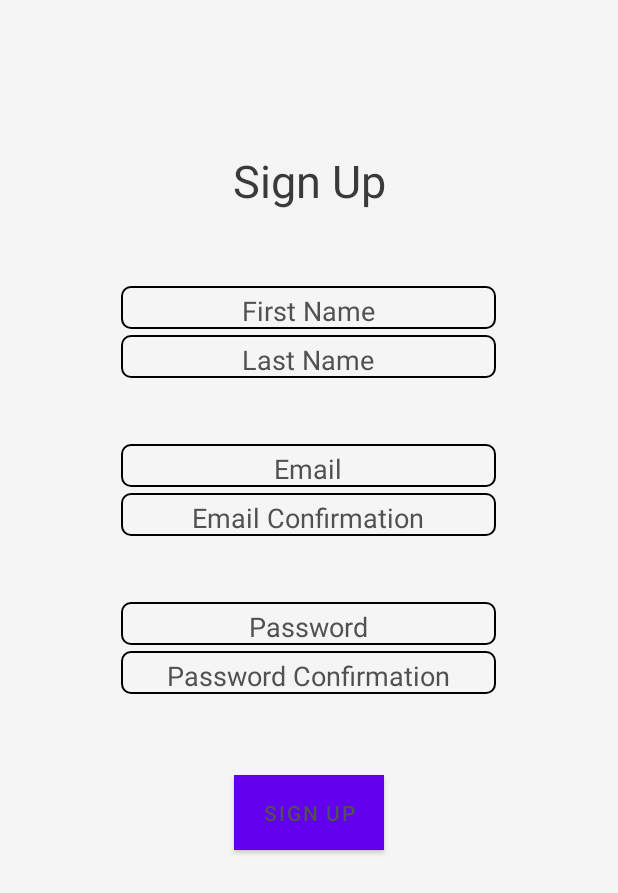
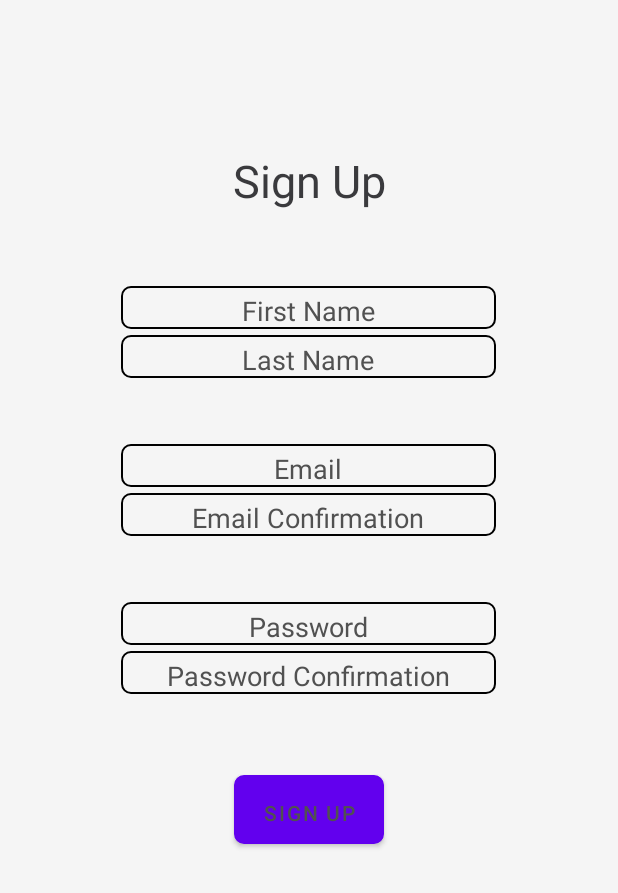
Before and after one commit to TheRealTimo/CarAuctionApp, an Android app: the layout sign_up_form.xml on its own in the app's theme, with its tools: preview values and no code run, on a phone screen of 412 x 824 dp. Shown: the top 893 px of the screen. Run offline under Robolectric (Android 15) with nearby library versions, the phone set to English and light mode, and no system bars.

Commit message:
CAR-14: Refactor drawables names

```diff
--- /dev/null
+++ b/CarAuctionApp/app/src/main/res/drawable/button_border_rounded_corners.xml
@@ -0,0 +1,11 @@
+<?xml version="1.0" encoding="utf-8"?>
+<inset xmlns:android="http://schemas.android.com/apk/res/android"
+    android:insetBottom="4dp">
+
+    <shape android:shape="rectangle">
+        <solid android:color="#00e8b6" />
+        <stroke android:width="1dp" android:color="#000000" />
+        <corners android:radius="6dp" />
+    </shape>
+
+</inset>
--- a/CarAuctionApp/app/src/main/res/layout/sign_up_form.xml
+++ b/CarAuctionApp/app/src/main/res/layout/sign_up_form.xml
@@ -25,7 +25,7 @@
         android:layout_centerHorizontal="true"
         android:layout_below="@id/signUpTitle"
         android:gravity="center"
-        android:background="@drawable/rectangleBorderWithRoundedCorners"
+        android:background="@drawable/input_field_rectangle_border_rounded_corners"
         android:padding="4dp"
         android:hint="First Name"
         android:autofillHints="name"
@@ -40,7 +40,7 @@
         android:layout_centerHorizontal="true"
         android:layout_below="@id/signUpFirstName"
         android:gravity="center"
-        android:background="@drawable/rectangleBorderWithRoundedCorners"
+        android:background="@drawable/input_field_rectangle_border_rounded_corners"
         android:padding="4dp"
         android:hint="Last Name"
         android:autofillHints="name"
@@ -56,7 +56,7 @@
         android:layout_centerHorizontal="true"
         android:layout_below="@id/signUpLastName"
         android:gravity="center"
-        android:background="@drawable/rectangleBorderWithRoundedCorners"
+        android:background="@drawable/input_field_rectangle_border_rounded_corners"
         android:padding="4dp"
         android:hint="Email"
         android:autofillHints="emailAddress"
@@ -71,7 +71,7 @@
         android:layout_centerHorizontal="true"
         android:layout_below="@id/signUpEmail"
         android:gravity="center"
-        android:background="@drawable/rectangleBorderWithRoundedCorners"
+        android:background="@drawable/input_field_rectangle_border_rounded_corners"
         android:padding="4dp"
         android:hint="Email Confirmation"
         android:autofillHints="emailAddress"
@@ -87,7 +87,7 @@
         android:layout_centerHorizontal="true"
         android:layout_below="@id/signUpEmailConfirmation"
         android:gravity="center"
-        android:background="@drawable/rectangleBorderWithRoundedCorners"
+        android:background="@drawable/input_field_rectangle_border_rounded_corners"
         android:padding="4dp"
         android:hint="Password"
         android:autofillHints="password"
@@ -102,7 +102,7 @@
         android:layout_centerHorizontal="true"
         android:layout_below="@id/signUpPassword"
         android:gravity="center"
-        android:background="@drawable/rectangleBorderWithRoundedCorners"
+        android:background="@drawable/input_field_rectangle_border_rounded_corners"
         android:padding="4dp"
         android:autofillHints="password"
         android:hint="Password Confirmation"
@@ -116,7 +116,8 @@
         android:layout_marginTop="50dp"
         android:layout_centerHorizontal="true"
         android:layout_below="@id/signUpPasswordConfirmation"
-        android:background="#00e8b6"
+        android:gravity="center"
+        android:background="@drawable/button_border_rounded_corners"
         android:text="Sign Up"
         android:textColor="#515151"/>
 
```
Also changed, not shown: CarAuctionApp/app/src/main/res/drawable/input_field_rectangle_border_rounded_corners.xml (renamed from CarAuctionApp/app/src/main/res/drawable/rectangleBorderWithRoundedCorners.xml).
